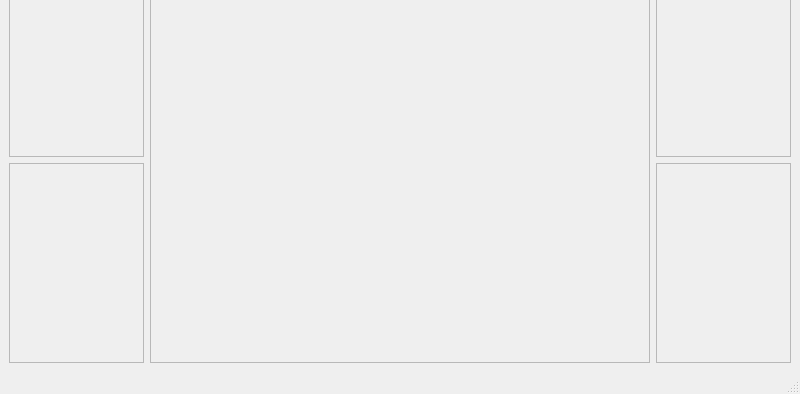
The window that mainwindow.ui (University-of-Utah-CS3505/a9-edu-app-DDDragonz) describes before a commit, drawn with Qt 5; both pictures show x 0 to 800 and y 206 to 600 of the 800 by 600 pixel window.
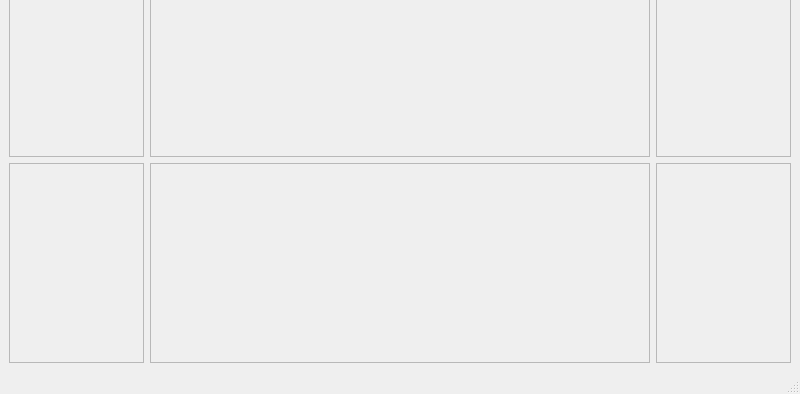
The same window after the commit.

Commit message: Updated chemicals class.

```diff
--- a/mainwindow.ui
+++ b/mainwindow.ui
@@ -202,7 +202,7 @@
       </layout>
      </widget>
     </item>
-    <item row="2" column="1" rowspan="2">
+    <item row="2" column="1">
      <widget class="QFrame" name="mixingFrame">
       <property name="minimumSize">
        <size>
@@ -223,6 +223,16 @@
       </layout>
      </widget>
     </item>
+    <item row="3" column="1">
+     <widget class="QFrame" name="vialButtonsFrame">
+      <property name="frameShape">
+       <enum>QFrame::StyledPanel</enum>
+      </property>
+      <property name="frameShadow">
+       <enum>QFrame::Raised</enum>
+      </property>
+     </widget>
+    </item>
    </layout>
   </widget>
   <widget class="QMenuBar" name="menubar">
```
The commit also changes 9 other files.
